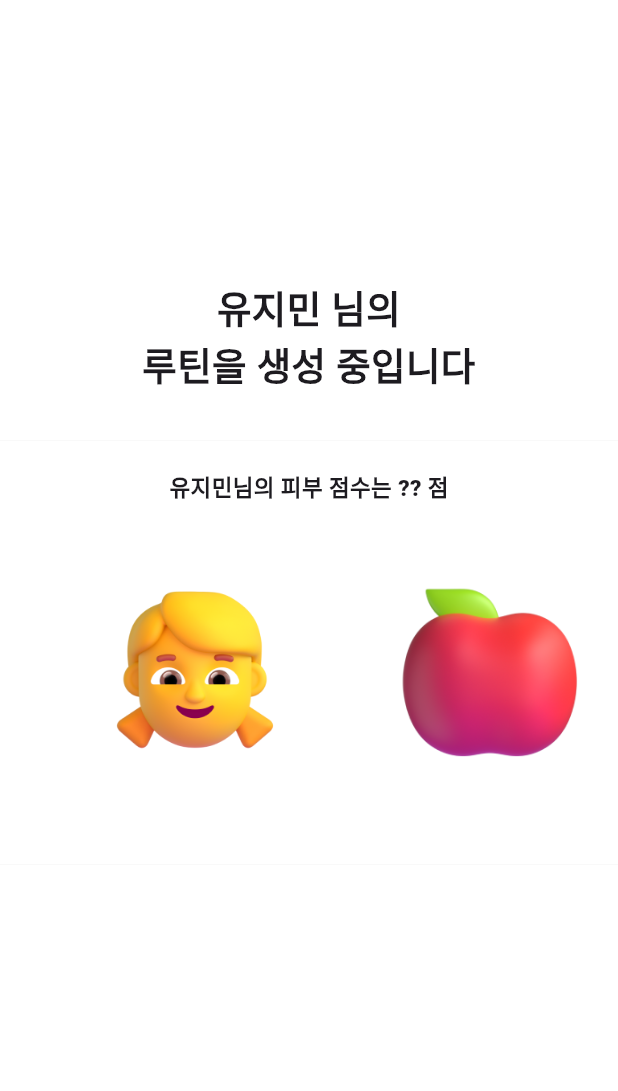
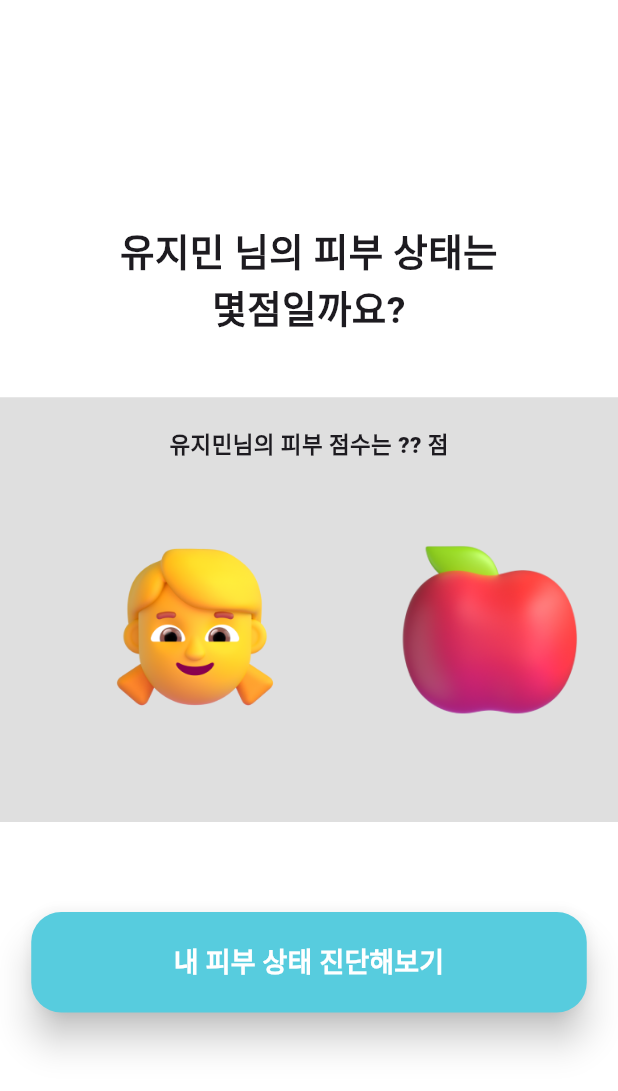
Before and after one commit to SkinCare-Peace/frontend, a Flutter app: the LoadingPage0 screen opened directly, on a phone screen of 412 x 824 dp. Shown: the top 1091 px of the screen. Run offline on Flutter 3.47's test engine with Material 3 defaults, Android fonts, the phone set to English and light mode, and no system bars; our stand-ins replace camera; missing offline and left inert: google_mlkit_face_detection; network calls fail.

Commit message:
feat: 제품 추가 후 루틴 생성으로 이동로직

```diff
--- a/frontend/lib/loading/loading_page0.dart
+++ b/frontend/lib/loading/loading_page0.dart
@@ -1,12 +1,17 @@
+///TODO:
+/// 1. 이름 적용로직 추가하기
+/// 2. 시간 남으면 글씨체 바꾸기
+
 import 'dart:async';
 import 'package:flutter/material.dart';
+import 'package:frontend/face_detection/face_detector_page.dart';
 
 class LoadingPage0 extends StatefulWidget {
   @override
-  _LoadingPage0  createState() => _LoadingPage0 ();
+  _LoadingPage0 createState() => _LoadingPage0();
 }
 
-class _LoadingPage0  extends State<LoadingPage0 > {
+class _LoadingPage0 extends State<LoadingPage0> {
   final ScrollController _scrollController = ScrollController();
   late Timer _timer;
 
@@ -50,18 +55,18 @@ class _LoadingPage0  extends State<LoadingPage0 > {
           mainAxisAlignment: MainAxisAlignment.center,
           children: [
             const Text(
-              '유지민 님의\n루틴을 생성 중입니다',
+              '유지민 님의 피부 상태는\n몇점일까요?',
               style: TextStyle(
                 fontSize: 25,
                 fontWeight: FontWeight.bold,
               ),
               textAlign: TextAlign.center,
             ),
-            const SizedBox(height: 30), //루틴을 생성중입니다 부터 박스까지 거리
+            const SizedBox(height: 40), //몇점일까요에서 박스까지 거리
             Container(
               padding: const EdgeInsets.only( bottom: 50,  top: 20),  //컨테이너 안 패딩
               decoration: const BoxDecoration(
-                color: Color.fromARGB(255, 255, 255, 255),
+                color: Color.fromARGB(255, 223, 223, 223),
                 boxShadow: [
                   BoxShadow(
                     color: Colors.black12,
@@ -114,6 +119,28 @@ class _LoadingPage0  extends State<LoadingPage0 > {
               ),
             ),
             const SizedBox(height: 60), //컨테이너에서 버튼까지 거리
+            ElevatedButton(
+               onPressed: ()  => Navigator.push(context,
+            MaterialPageRoute(
+              builder: (context)=> const FaceDetectorPage())),
+              style: ElevatedButton.styleFrom(
+                backgroundColor: const Color.fromARGB(255, 87, 204, 222),
+                shape: RoundedRectangleBorder(
+                  borderRadius: BorderRadius.circular(20),
+                ),
+                padding: const EdgeInsets.symmetric(horizontal: 95, vertical: 20),
+                elevation: 10, // 버튼 그림자 깊이..?
+                shadowColor: Colors.black,
+              ),
+              child: const Text(
+                '내 피부 상태 진단해보기',
+                style: TextStyle(
+                  fontSize: 18,
+                  color: Colors.white,
+                  fontWeight: FontWeight.bold,
+                ),
+              ),
+            ),
           ],
         ),
       ),
--- a/frontend/lib/loading/loading_page1.dart
+++ b/frontend/lib/loading/loading_page1.dart
@@ -4,6 +4,8 @@ import 'package:flutter/material.dart';
 
 class LoadingPage1 extends StatelessWidget {
   const LoadingPage1({Key? key}) : super(key: key);
+
+  // 타이머 넣고, 넘어가기 로직 추가해서 question1.dart 로 넘어가야함
 
   @override
   Widget build(BuildContext context) {
```
Also changed, not shown: frontend/lib/addProduct/add_main.dart (+9 -1 lines), frontend/lib/loading/loading_page2.dart (+5 -32 lines), frontend/lib/main.dart (+4 -4 lines), frontend/pubspec.yaml (+7 -0 lines), frontend/assets/product/carrotCarming.png (added).
